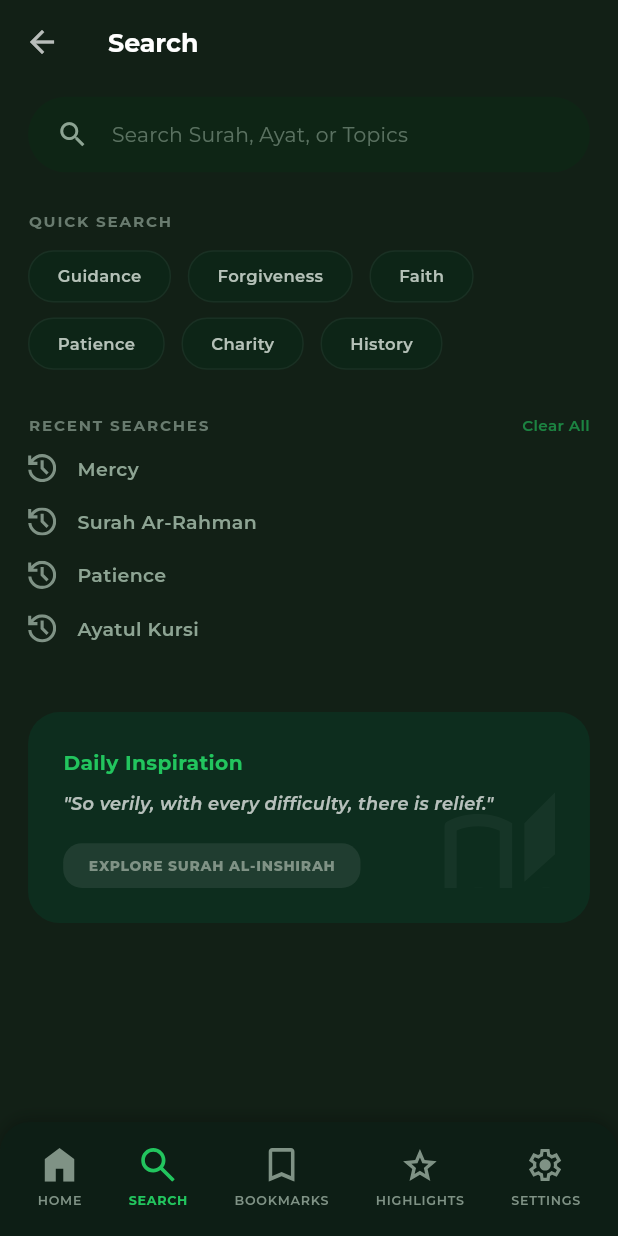
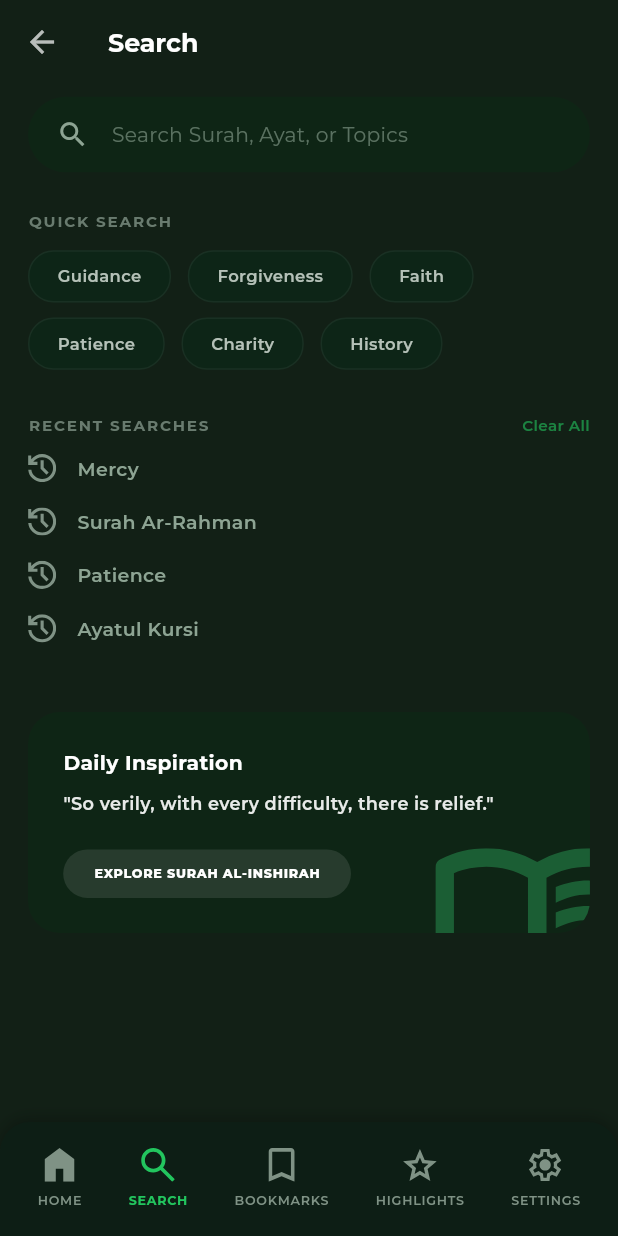
Before and after one commit to srsakilhossen302/Quran-International, a Flutter app: the SearchScreen screen opened by its route, on a phone screen of 412 x 824 dp. Run offline on Flutter 3.47's test engine with Material 3 defaults, Android fonts, the phone set to English and light mode, and no system bars; our stand-ins replace connectivity_plus, flutter_screenutil, flutter_svg, get, google_fonts, shimmer and 1 more; accounts and stored records are empty.

Commit message:
feat: implement search screen with quick search, recent history, and controller logic

```diff
--- a/lib/Utils/AppIcons/app_icons.dart
+++ b/lib/Utils/AppIcons/app_icons.dart
@@ -9,6 +9,7 @@ class AppIcons {
   static const String book = 'assets/icons/Book_icons.svg';
   static const String save = 'assets/icons/Save-Icons.svg';
   static const String time = 'assets/icons/Time-Icons.svg';
+  static const String bock = 'assets/icons/Bock_icons.svg';
 
   // Navbar Icons
   static const String navHome = 'assets/icons/Home_Icons-navbar.svg';
--- a/lib/View/Screen/SearchScreen/Controller/search_controller.dart
+++ b/lib/View/Screen/SearchScreen/Controller/search_controller.dart
@@ -1,6 +1,10 @@
+import 'package:flutter/material.dart';
 import 'package:get/get.dart';
 
 class SearchController extends GetxController {
+  final TextEditingController searchController = TextEditingController();
+  final RxString selectedTag = "".obs;
+
   final RxList<String> quickSearchItems = [
     "Guidance",
     "Forgiveness",
@@ -17,7 +21,18 @@ class SearchController extends GetxController {
     "Ayatul Kursi"
   ].obs;
 
+  void onTagSelected(String tag) {
+    selectedTag.value = tag;
+    searchController.text = tag;
+  }
+
   void clearRecentSearches() {
     recentSearches.clear();
   }
+
+  @override
+  void onClose() {
+    searchController.dispose();
+    super.onClose();
+  }
 }
--- a/lib/View/Screen/SearchScreen/search_screen.dart
+++ b/lib/View/Screen/SearchScreen/search_screen.dart
@@ -25,7 +25,7 @@ class SearchScreen extends StatelessWidget {
             crossAxisAlignment: CrossAxisAlignment.start,
             children: [
               SizedBox(height: 10.h),
-              _buildSearchBox(),
+              _buildSearchBox(controller),
               SizedBox(height: 30.h),
               _buildSectionHeader("QUICK SEARCH"),
               SizedBox(height: 15.h),
@@ -65,13 +65,14 @@ class SearchScreen extends StatelessWidget {
     );
   }
 
-  Widget _buildSearchBox() {
+  Widget _buildSearchBox(sc.SearchController controller) {
     return Container(
       decoration: BoxDecoration(
-        color: const Color(0xFF0E2515), // Exact dark green background
-        borderRadius: BorderRadius.circular(35.r), // Fully rounded Pill shape
+        color: const Color(0xFF0E2515), // Matches user-updated dark green
+        borderRadius: BorderRadius.circular(35.r), // Pill shape
       ),
       child: TextField(
+        controller: controller.searchController,
         cursorColor: const Color(0xFF22C55E),
         style: GoogleFonts.montserrat(
           color: Colors.white,
@@ -81,7 +82,7 @@ class SearchScreen extends StatelessWidget {
         decoration: InputDecoration(
           hintText: 'Search Surah, Ayat, or Topics',
           hintStyle: GoogleFonts.montserrat(
-            color: const Color(0xFF8DA493).withOpacity(0.6), // Muted grey-green hint
+            color: const Color(0xFF8DA493).withOpacity(0.6),
             fontSize: 16.sp,
             fontWeight: FontWeight.w400,
           ),
@@ -89,7 +90,7 @@ class SearchScreen extends StatelessWidget {
             padding: EdgeInsets.only(left: 20.w, right: 12.w),
             child: Icon(
               Icons.search,
-              color: const Color(0xFF8DA493), // Matches image icon color
+              color: const Color(0xFF8DA493),
               size: 26.sp,
             ),
           ),
@@ -137,25 +138,32 @@ class SearchScreen extends StatelessWidget {
       spacing: 12.w,
       runSpacing: 12.h,
       children: controller.quickSearchItems.map((item) {
-        return Container(
+        return Obx(() {
+          final isSelected = controller.selectedTag.value == item;
+          return GestureDetector(
+            onTap: () => controller.onTagSelected(item),
+            child: AnimatedContainer(
+              duration: const Duration(milliseconds: 200),
               padding: EdgeInsets.symmetric(horizontal: 20.w, vertical: 10.h),
               decoration: BoxDecoration(
-            color: const Color(0xFF0D2517), // Deep selection green
+                color: isSelected ? const Color(0xFF22C55E).withOpacity(0.12) : const Color(0xFF0D2517),
                 borderRadius: BorderRadius.circular(20.r),
                 border: Border.all(
-              color: Colors.white.withOpacity(0.05),
+                  color: isSelected ? const Color(0xFF22C55E).withOpacity(0.5) : Colors.white.withOpacity(0.05),
                   width: 1.w,
                 ),
               ),
               child: Text(
                 item,
                 style: GoogleFonts.montserrat(
-              color: const Color(0xFFB5C1B8), // Muted greyish white
+                  color: isSelected ? Colors.white : const Color(0xFFB5C1B8),
                   fontSize: 13.sp,
-              fontWeight: FontWeight.w600,
+                  fontWeight: isSelected ? FontWeight.w700 : FontWeight.w600,
+                ),
               ),
             ),
           );
+        });
       }).toList(),
     );
   }
@@ -178,7 +186,7 @@ class SearchScreen extends StatelessWidget {
             child: Row(
               children: [
                 SvgPicture.asset(
-                  AppIcons.time, // Matches Time-Icons.svg
+                  AppIcons.time,
                   width: 20.w,
                   colorFilter: const ColorFilter.mode(
                     Color(0xFF7F9285),
@@ -189,7 +197,7 @@ class SearchScreen extends StatelessWidget {
                 Text(
                   item,
                   style: GoogleFonts.montserrat(
-                    color: const Color(0xFF8DA493), // Subtitle color
+                    color: const Color(0xFF8DA493),
                     fontSize: 15.sp,
                     fontWeight: FontWeight.w600,
                   ),
@@ -205,33 +213,36 @@ class SearchScreen extends StatelessWidget {
   Widget _buildDailyInspirationCard() {
     return Container(
       width: double.infinity,
-      padding: EdgeInsets.all(25.w),
       decoration: BoxDecoration(
-        color: const Color(0xFF0D2D1E), // Dark emerald green card
+        color: const Color(0xFF0E2515),
         borderRadius: BorderRadius.circular(25.r),
       ),
+      child: ClipRRect(
+        borderRadius: BorderRadius.circular(25.r),
         child: Stack(
           children: [
-          // Background icon watermark
+            // Background icon watermark (As requested with large offsets)
             Positioned(
-            right: -20,
-            bottom: -20,
+              right: -35.w,
+              bottom: -50.h,
               child: SvgPicture.asset(
-              AppIcons.book, // Using book icon as background
-              width: 100.w,
-              colorFilter: ColorFilter.mode(
-                Colors.white.withOpacity(0.04),
+                AppIcons.bock,
+                width: 145.w,
+                colorFilter: const ColorFilter.mode(
+                  Color(0xFF1B5E34), // Subtle highlight green
                   BlendMode.srcIn,
                 ),
               ),
             ),
-          Column(
+            Padding(
+              padding: EdgeInsets.all(25.w),
+              child: Column(
                 crossAxisAlignment: CrossAxisAlignment.start,
                 children: [
                   Text(
                     "Daily Inspiration",
                     style: GoogleFonts.montserrat(
-                  color: const Color(0xFF22C55E), // Exact green link
+                      color: Colors.white,
                       fontSize: 16.sp,
                       fontWeight: FontWeight.w700,
                     ),
@@ -240,25 +251,24 @@ class SearchScreen extends StatelessWidget {
                   Text(
                     "\"So verily, with every difficulty, there is relief.\"",
                     style: GoogleFonts.montserrat(
-                  color: Colors.white70,
+                      color: Colors.white.withOpacity(0.9),
                       fontSize: 14.sp,
                       height: 1.5,
                       fontWeight: FontWeight.w600,
-                  fontStyle: FontStyle.italic,
                     ),
                   ),
-              SizedBox(height: 20.h),
+                  SizedBox(height: 25.h),
                   Container(
-                padding: EdgeInsets.symmetric(horizontal: 18.w, vertical: 10.h),
+                    padding: EdgeInsets.symmetric(horizontal: 22.w, vertical: 12.h),
                     decoration: BoxDecoration(
-                  color: Colors.white.withOpacity(0.08),
-                  borderRadius: BorderRadius.circular(15.r),
+                      color: Colors.white.withOpacity(0.1),
+                      borderRadius: BorderRadius.circular(100.r),
                     ),
                     child: Text(
                       "EXPLORE SURAH AL-INSHIRAH",
                       style: GoogleFonts.montserrat(
-                    color: const Color(0xFF7F9285),
-                    fontSize: 11.sp,
+                        color: Colors.white,
+                        fontSize: 10.sp,
                         fontWeight: FontWeight.w800,
                         letterSpacing: 0.5,
                       ),
@@ -266,7 +276,9 @@ class SearchScreen extends StatelessWidget {
                   ),
                 ],
               ),
+            ),
           ],
+        ),
       ),
     );
   }
```
Lines whose indentation alone changed are shown as unchanged.
